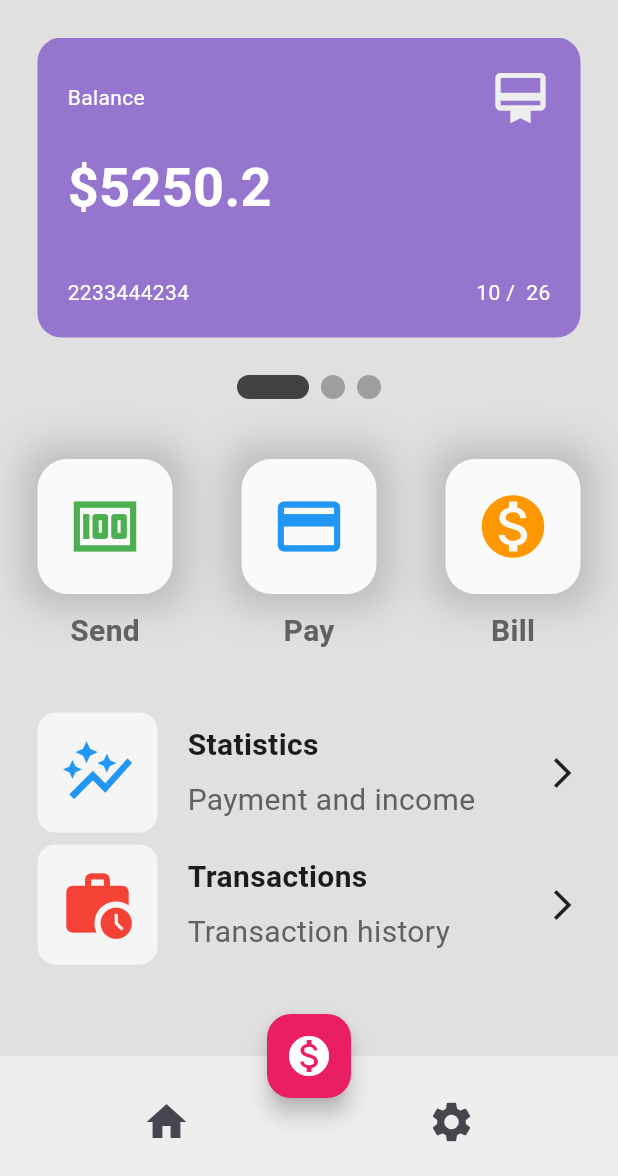
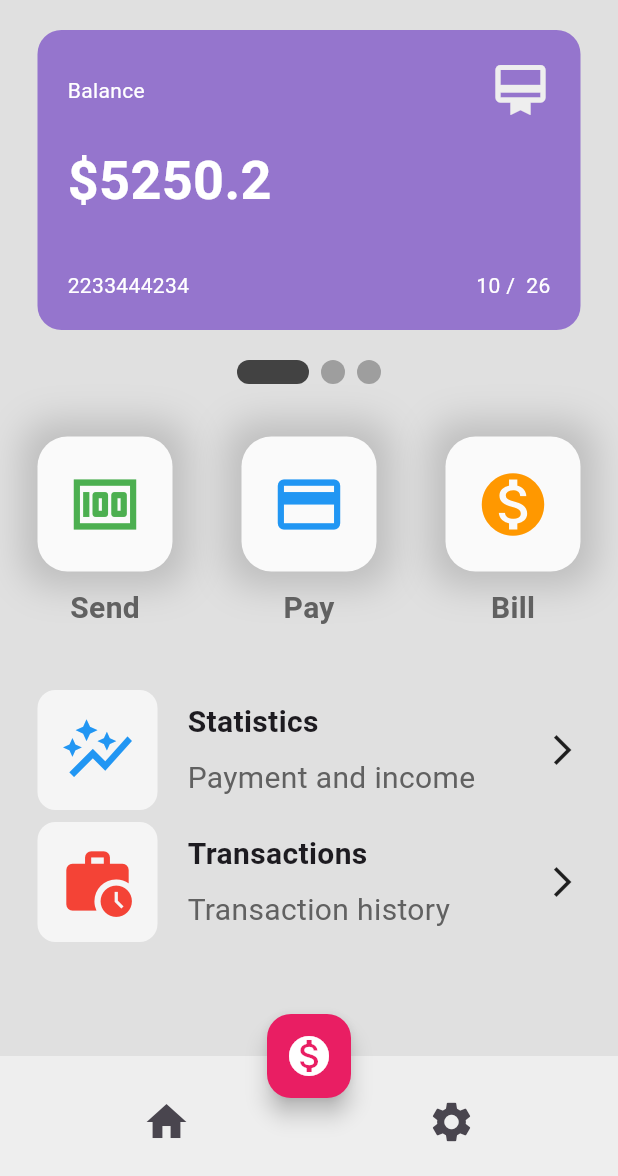
Before and after one commit to Sergio-Al/flutter-wallet-app, a Flutter app: the screen it shows after launch, on a phone screen of 412 x 824 dp, the part 60-1236 px from its top. Run offline on Flutter 3.47's test engine with Material 2 defaults, Android fonts, the phone set to English and light mode, and no system bars; drawn by our look-alikes of smooth_page_indicator.

Commit message:
design proportions fix

```diff
--- a/lib/pages/home.dart
+++ b/lib/pages/home.dart
@@ -92,7 +92,7 @@ class _HomePageState extends State<HomePage> {
               ),
             ),
             const SizedBox(
-              height: 25,
+              height: 20,
             ),
             // cards
             Container(
@@ -127,7 +127,7 @@ class _HomePageState extends State<HomePage> {
             ),
 
             const SizedBox(
-              height: 25,
+              height: 20,
             ),
 
             SmoothPageIndicator(
@@ -137,7 +137,7 @@ class _HomePageState extends State<HomePage> {
             ),
 
             const SizedBox(
-              height: 40,
+              height: 35,
             ),
 
             // 3 buttons -> send + pay + bill
```
